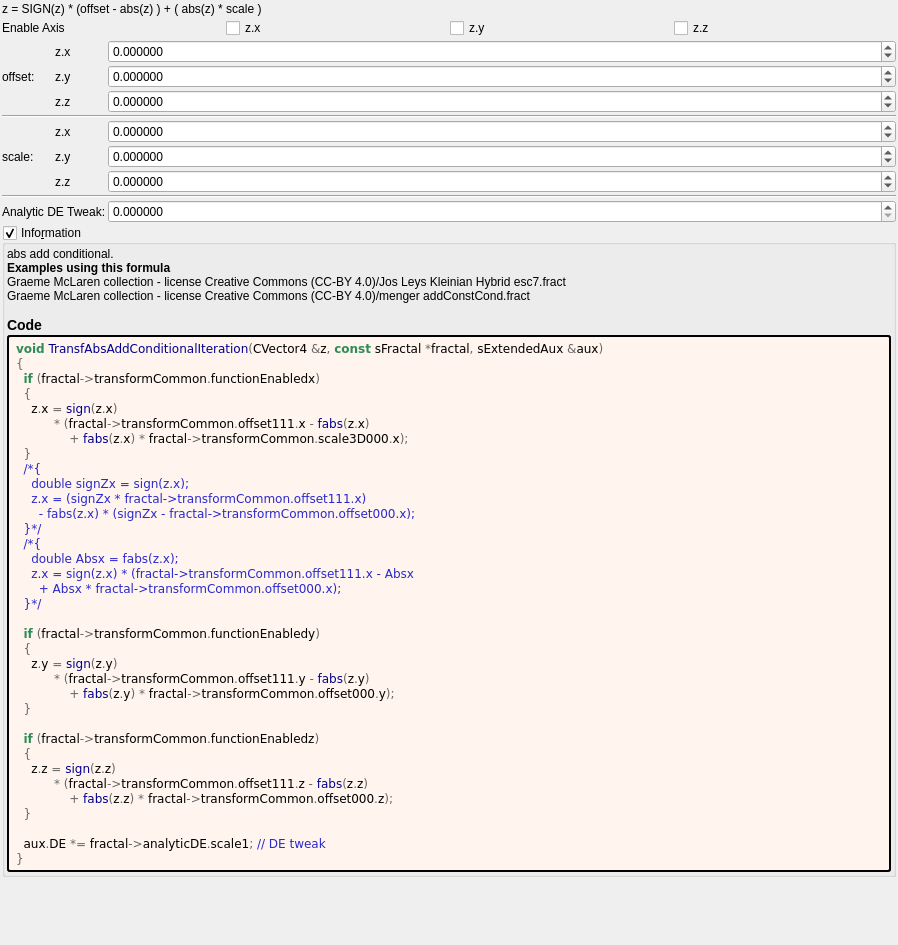
This is mandelbulber2/formula/ui/transf_abs_add_conditional.ui in buddhi1980/mandelbulber2 as Qt 5 draws it before an edit. The edited form follows.
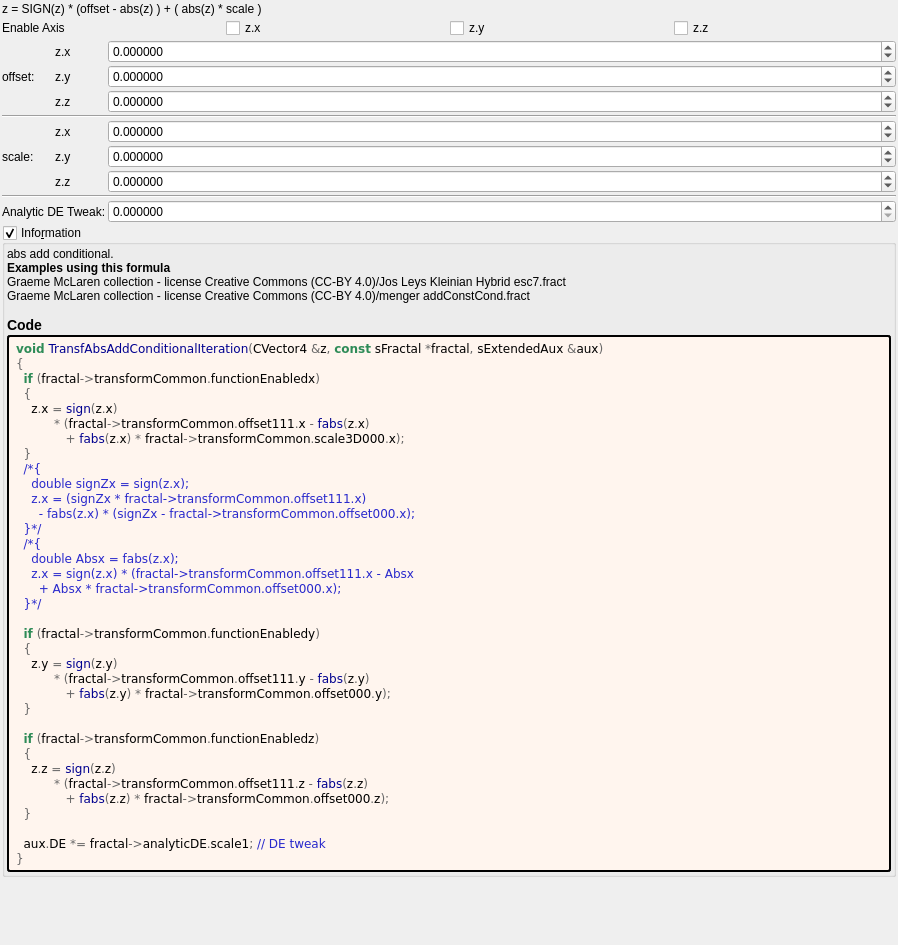
This is the edited form. Custom widgets are drawn as their Qt base class.

Patch:
```diff
--- a/mandelbulber2/formula/ui/transf_abs_add_conditional.ui
+++ b/mandelbulber2/formula/ui/transf_abs_add_conditional.ui
@@ -409,7 +409,7 @@
   &lt;span style=&quot;color:#676767&quot;&gt;{&lt;/span&gt;
     z&lt;span style=&quot;color:#676767&quot;&gt;.&lt;/span&gt;x &lt;span style=&quot;color:#676767&quot;&gt;=&lt;/span&gt; &lt;span style=&quot;color:#00008f&quot;&gt;sign&lt;/span&gt;&lt;span style=&quot;color:#676767&quot;&gt;(&lt;/span&gt;z&lt;span style=&quot;color:#676767&quot;&gt;.&lt;/span&gt;x&lt;span style=&quot;color:#676767&quot;&gt;)&lt;/span&gt;
           &lt;span style=&quot;color:#676767&quot;&gt;* (&lt;/span&gt;fractal&lt;span style=&quot;color:#676767&quot;&gt;-&amp;gt;&lt;/span&gt;transformCommon&lt;span style=&quot;color:#676767&quot;&gt;.&lt;/span&gt;offset111&lt;span style=&quot;color:#676767&quot;&gt;.&lt;/span&gt;x &lt;span style=&quot;color:#676767&quot;&gt;-&lt;/span&gt; &lt;span style=&quot;color:#00008f&quot;&gt;fabs&lt;/span&gt;&lt;span style=&quot;color:#676767&quot;&gt;(&lt;/span&gt;z&lt;span style=&quot;color:#676767&quot;&gt;.&lt;/span&gt;x&lt;span style=&quot;color:#676767&quot;&gt;)&lt;/span&gt;
-              &lt;span style=&quot;color:#676767&quot;&gt;+&lt;/span&gt; &lt;span style=&quot;color:#00008f&quot;&gt;fabs&lt;/span&gt;&lt;span style=&quot;color:#676767&quot;&gt;(&lt;/span&gt;z&lt;span style=&quot;color:#676767&quot;&gt;.&lt;/span&gt;x&lt;span style=&quot;color:#676767&quot;&gt;) *&lt;/span&gt; fractal&lt;span style=&quot;color:#676767&quot;&gt;-&amp;gt;&lt;/span&gt;transformCommon&lt;span style=&quot;color:#676767&quot;&gt;.&lt;/span&gt;scale3D000&lt;span style=&quot;color:#676767&quot;&gt;.&lt;/span&gt;x&lt;span style=&quot;color:#676767&quot;&gt;);&lt;/span&gt;
+             &lt;span style=&quot;color:#676767&quot;&gt;+&lt;/span&gt; &lt;span style=&quot;color:#00008f&quot;&gt;fabs&lt;/span&gt;&lt;span style=&quot;color:#676767&quot;&gt;(&lt;/span&gt;z&lt;span style=&quot;color:#676767&quot;&gt;.&lt;/span&gt;x&lt;span style=&quot;color:#676767&quot;&gt;) *&lt;/span&gt; fractal&lt;span style=&quot;color:#676767&quot;&gt;-&amp;gt;&lt;/span&gt;transformCommon&lt;span style=&quot;color:#676767&quot;&gt;.&lt;/span&gt;scale3D000&lt;span style=&quot;color:#676767&quot;&gt;.&lt;/span&gt;x&lt;span style=&quot;color:#676767&quot;&gt;);&lt;/span&gt;
   &lt;span style=&quot;color:#676767&quot;&gt;}&lt;/span&gt;
   &lt;span style=&quot;color:#2929cc&quot;&gt;/*{&lt;/span&gt;
 &lt;span style=&quot;color:#2929cc&quot;&gt;    double signZx = sign(z.x);&lt;/span&gt;
@@ -426,14 +426,14 @@
   &lt;span style=&quot;color:#676767&quot;&gt;{&lt;/span&gt;
     z&lt;span style=&quot;color:#676767&quot;&gt;.&lt;/span&gt;y &lt;span style=&quot;color:#676767&quot;&gt;=&lt;/span&gt; &lt;span style=&quot;color:#00008f&quot;&gt;sign&lt;/span&gt;&lt;span style=&quot;color:#676767&quot;&gt;(&lt;/span&gt;z&lt;span style=&quot;color:#676767&quot;&gt;.&lt;/span&gt;y&lt;span style=&quot;color:#676767&quot;&gt;)&lt;/span&gt;
           &lt;span style=&quot;color:#676767&quot;&gt;* (&lt;/span&gt;fractal&lt;span style=&quot;color:#676767&quot;&gt;-&amp;gt;&lt;/span&gt;transformCommon&lt;span style=&quot;color:#676767&quot;&gt;.&lt;/span&gt;offset111&lt;span style=&quot;color:#676767&quot;&gt;.&lt;/span&gt;y &lt;span style=&quot;color:#676767&quot;&gt;-&lt;/span&gt; &lt;span style=&quot;color:#00008f&quot;&gt;fabs&lt;/span&gt;&lt;span style=&quot;color:#676767&quot;&gt;(&lt;/span&gt;z&lt;span style=&quot;color:#676767&quot;&gt;.&lt;/span&gt;y&lt;span style=&quot;color:#676767&quot;&gt;)&lt;/span&gt;
-              &lt;span style=&quot;color:#676767&quot;&gt;+&lt;/span&gt; &lt;span style=&quot;color:#00008f&quot;&gt;fabs&lt;/span&gt;&lt;span style=&quot;color:#676767&quot;&gt;(&lt;/span&gt;z&lt;span style=&quot;color:#676767&quot;&gt;.&lt;/span&gt;y&lt;span style=&quot;color:#676767&quot;&gt;) *&lt;/span&gt; fractal&lt;span style=&quot;color:#676767&quot;&gt;-&amp;gt;&lt;/span&gt;transformCommon&lt;span style=&quot;color:#676767&quot;&gt;.&lt;/span&gt;offset000&lt;span style=&quot;color:#676767&quot;&gt;.&lt;/span&gt;y&lt;span style=&quot;color:#676767&quot;&gt;);&lt;/span&gt;
+             &lt;span style=&quot;color:#676767&quot;&gt;+&lt;/span&gt; &lt;span style=&quot;color:#00008f&quot;&gt;fabs&lt;/span&gt;&lt;span style=&quot;color:#676767&quot;&gt;(&lt;/span&gt;z&lt;span style=&quot;color:#676767&quot;&gt;.&lt;/span&gt;y&lt;span style=&quot;color:#676767&quot;&gt;) *&lt;/span&gt; fractal&lt;span style=&quot;color:#676767&quot;&gt;-&amp;gt;&lt;/span&gt;transformCommon&lt;span style=&quot;color:#676767&quot;&gt;.&lt;/span&gt;offset000&lt;span style=&quot;color:#676767&quot;&gt;.&lt;/span&gt;y&lt;span style=&quot;color:#676767&quot;&gt;);&lt;/span&gt;
   &lt;span style=&quot;color:#676767&quot;&gt;}&lt;/span&gt;
 
   &lt;span style=&quot;color:#2e8b57; font-weight:bold&quot;&gt;if&lt;/span&gt; &lt;span style=&quot;color:#676767&quot;&gt;(&lt;/span&gt;fractal&lt;span style=&quot;color:#676767&quot;&gt;-&amp;gt;&lt;/span&gt;transformCommon&lt;span style=&quot;color:#676767&quot;&gt;.&lt;/span&gt;functionEnabledz&lt;span style=&quot;color:#676767&quot;&gt;)&lt;/span&gt;
   &lt;span style=&quot;color:#676767&quot;&gt;{&lt;/span&gt;
     z&lt;span style=&quot;color:#676767&quot;&gt;.&lt;/span&gt;z &lt;span style=&quot;color:#676767&quot;&gt;=&lt;/span&gt; &lt;span style=&quot;color:#00008f&quot;&gt;sign&lt;/span&gt;&lt;span style=&quot;color:#676767&quot;&gt;(&lt;/span&gt;z&lt;span style=&quot;color:#676767&quot;&gt;.&lt;/span&gt;z&lt;span style=&quot;color:#676767&quot;&gt;)&lt;/span&gt;
           &lt;span style=&quot;color:#676767&quot;&gt;* (&lt;/span&gt;fractal&lt;span style=&quot;color:#676767&quot;&gt;-&amp;gt;&lt;/span&gt;transformCommon&lt;span style=&quot;color:#676767&quot;&gt;.&lt;/span&gt;offset111&lt;span style=&quot;color:#676767&quot;&gt;.&lt;/span&gt;z &lt;span style=&quot;color:#676767&quot;&gt;-&lt;/span&gt; &lt;span style=&quot;color:#00008f&quot;&gt;fabs&lt;/span&gt;&lt;span style=&quot;color:#676767&quot;&gt;(&lt;/span&gt;z&lt;span style=&quot;color:#676767&quot;&gt;.&lt;/span&gt;z&lt;span style=&quot;color:#676767&quot;&gt;)&lt;/span&gt;
-              &lt;span style=&quot;color:#676767&quot;&gt;+&lt;/span&gt; &lt;span style=&quot;color:#00008f&quot;&gt;fabs&lt;/span&gt;&lt;span style=&quot;color:#676767&quot;&gt;(&lt;/span&gt;z&lt;span style=&quot;color:#676767&quot;&gt;.&lt;/span&gt;z&lt;span style=&quot;color:#676767&quot;&gt;) *&lt;/span&gt; fractal&lt;span style=&quot;color:#676767&quot;&gt;-&amp;gt;&lt;/span&gt;transformCommon&lt;span style=&quot;color:#676767&quot;&gt;.&lt;/span&gt;offset000&lt;span style=&quot;color:#676767&quot;&gt;.&lt;/span&gt;z&lt;span style=&quot;color:#676767&quot;&gt;);&lt;/span&gt;
+             &lt;span style=&quot;color:#676767&quot;&gt;+&lt;/span&gt; &lt;span style=&quot;color:#00008f&quot;&gt;fabs&lt;/span&gt;&lt;span style=&quot;color:#676767&quot;&gt;(&lt;/span&gt;z&lt;span style=&quot;color:#676767&quot;&gt;.&lt;/span&gt;z&lt;span style=&quot;color:#676767&quot;&gt;) *&lt;/span&gt; fractal&lt;span style=&quot;color:#676767&quot;&gt;-&amp;gt;&lt;/span&gt;transformCommon&lt;span style=&quot;color:#676767&quot;&gt;.&lt;/span&gt;offset000&lt;span style=&quot;color:#676767&quot;&gt;.&lt;/span&gt;z&lt;span style=&quot;color:#676767&quot;&gt;);&lt;/span&gt;
   &lt;span style=&quot;color:#676767&quot;&gt;}&lt;/span&gt;
 
   aux&lt;span style=&quot;color:#676767&quot;&gt;.&lt;/span&gt;DE &lt;span style=&quot;color:#676767&quot;&gt;*=&lt;/span&gt; fractal&lt;span style=&quot;color:#676767&quot;&gt;-&amp;gt;&lt;/span&gt;analyticDE&lt;span style=&quot;color:#676767&quot;&gt;.&lt;/span&gt;scale1&lt;span style=&quot;color:#676767&quot;&gt;;&lt;/span&gt; &lt;span style=&quot;color:#2929cc&quot;&gt;// DE tweak&lt;/span&gt;
```
